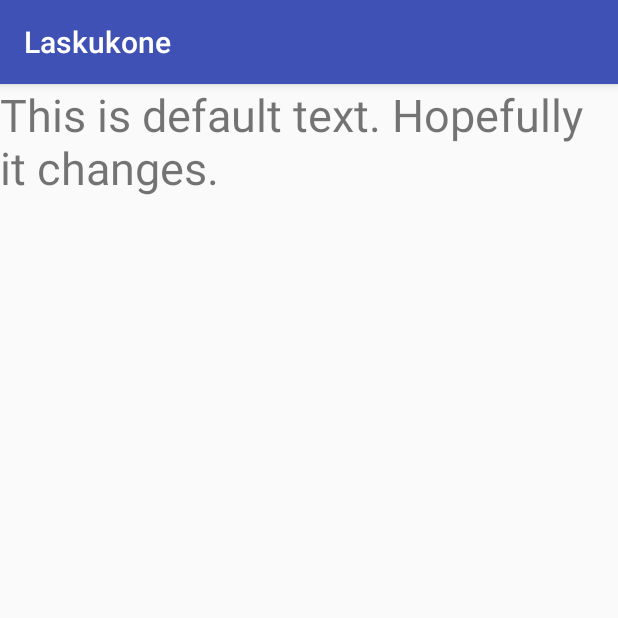
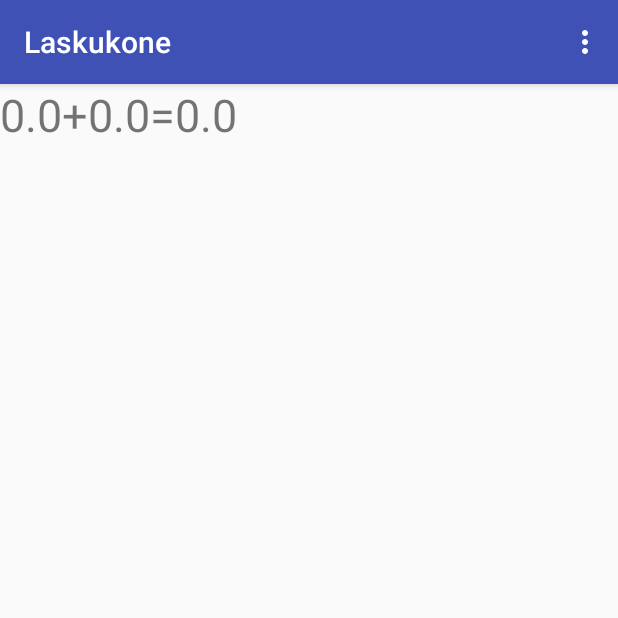
Before and after one commit to mpanu/tut-mobiili, an Android app: the screen it shows after launch (MathLogActivity), after a tap on "Näytä Logi", on a phone screen of 412 x 824 dp, the top half of it. Run offline under Robolectric (Android 15) with nearby library versions, the phone set to English and light mode, and no system bars.

Commit message:
scrollable log, overflow menu with clear-log item

```diff
--- a/Laskukone/app/build.gradle
+++ b/Laskukone/app/build.gradle
@@ -25,4 +25,5 @@ dependencies {
     testImplementation 'junit:junit:4.12'
     androidTestImplementation 'com.android.support.test:runner:1.0.1'
     androidTestImplementation 'com.android.support.test.espresso:espresso-core:3.0.1'
+    implementation 'com.android.support:design:26.1.0'
 }
--- /dev/null
+++ b/Laskukone/app/src/main/java/fi/tut/matti/laskukone/FileUtils.java
@@ -0,0 +1,69 @@
+package fi.tut.matti.laskukone;
+
+import android.content.Context;
+import android.util.Log;
+
+import java.io.BufferedReader;
+import java.io.FileInputStream;
+import java.io.FileOutputStream;
+import java.io.InputStreamReader;
+
+public class FileUtils {
+    private static final String TAG = FileUtils.class.getName();
+
+    public static void kirjoitaTiedostoon(Context context, String string) {
+        //https://developer.android.com/training/basics/data-storage/files.html#WriteInternalStorage
+        Log.d(TAG, "kirjoitus");
+        String filename = "myfile";
+        FileOutputStream outputStream;
+        try {
+            outputStream = context.openFileOutput(filename, Context.MODE_APPEND);
+            outputStream.write(string.getBytes());
+            outputStream.close();
+            Log.d(TAG, "kirjoitus onnistui");
+        } catch (Exception e) {
+            e.printStackTrace();
+            Log.d(TAG, "kirjoitus ei onnistunut");
+        }
+    }
+
+    public static String lueTiedostosta(Context context) {
+        //http://stackoverflow.com/questions/14768191/how-do-i-read-the-file-content-from-the-internal-storage-android-app
+        String filename = "myfile";
+        FileInputStream fis;
+        StringBuilder sb=new StringBuilder("moi");
+        try {
+            fis=context.openFileInput(filename);
+            InputStreamReader isr = new InputStreamReader(fis);
+            BufferedReader bufferedReader = new BufferedReader(isr);
+            sb = new StringBuilder();
+            String line;
+            while((line=bufferedReader.readLine())!=null)
+            {
+                sb.append(line+"\n");
+            }
+        } catch (Exception e) {
+            e.printStackTrace();
+            Log.d(TAG, "Luku ei onnistunut");
+        }
+        String string=sb.toString();
+        Log.d(TAG, string);
+        return string;
+    }
+
+    //
+    public static void clearLog(Context context) {
+        String filename = "myfile";
+        FileOutputStream outputStream;
+        try {
+            outputStream = context.openFileOutput(filename, Context.MODE_PRIVATE);
+            outputStream.write("".getBytes());
+            outputStream.close();
+            Log.d(TAG, "tyhjäys onnistui");
+        } catch (Exception e) {
+            e.printStackTrace();
+            Log.d(TAG, "tyhjäys ei onnistunut");
+        }
+    }
+
+}
--- a/Laskukone/app/src/main/java/fi/tut/matti/laskukone/MainActivity.java
+++ b/Laskukone/app/src/main/java/fi/tut/matti/laskukone/MainActivity.java
@@ -1,9 +1,12 @@
 package fi.tut.matti.laskukone;
 
 import android.content.Intent;
+import android.os.Bundle;
 import android.support.v7.app.AppCompatActivity;
-import android.os.Bundle;
 import android.util.Log;
+import android.view.Menu;
+import android.view.MenuInflater;
+import android.view.MenuItem;
 import android.view.View;
 import android.widget.Button;
 import android.widget.EditText;
@@ -13,11 +16,8 @@ import android.widget.TextView;
 import java.util.ArrayList;
 import java.util.List;
 
-/** code has a lot of indexes (magic numbers). I know this is bad practice
- * but just wanted to avoid tedious duplicate code and to learn parent/sibling handling.
- * should have probably used a grid for the calculators and have named columns etc.
- */
 public class MainActivity extends AppCompatActivity {
+    private static final String TAG = MainActivity.class.getName();
 
     @Override
     protected void onCreate(Bundle savedInstanceState) {
@@ -53,8 +53,24 @@ public class MainActivity extends AppCompatActivity {
                 startActivity(startChildActivityIntent);
             }
         });
+    }
 
+    // näytä menu
+    @Override
+    public boolean onCreateOptionsMenu(Menu menu) {
+        MenuInflater inflater = getMenuInflater();
+        inflater.inflate(R.menu.menu, menu);
+        return true;
+    }
 
+    //tyhjennä logi menusta
+    @Override
+    public boolean onOptionsItemSelected(MenuItem item) {
+        FileUtils.clearLog(MainActivity.this);
+        TextView tv = (TextView) findViewById(R.id.tv_display);
+        if(tv != null)
+            tv.setText("");
+        return true;
     }
 
     /** find views that should be set to 0 with the button */
@@ -85,7 +101,10 @@ public class MainActivity extends AppCompatActivity {
             public void onClick(View view) {
                 double eka = Double.parseDouble(ekaText.getText().toString());
                 double toka = Double.parseDouble(tokaText.getText().toString());
-                tulosText.setText(laske(eka,toka,operation)+"");
+                String tulos = laske(eka,toka,operation)+"";
+                tulosText.setText(tulos);
+                //kirjoita logi
+                FileUtils.kirjoitaTiedostoon(MainActivity.this, eka+operation+toka+"="+tulos+"\n");
             }
         });
     }
@@ -100,9 +119,8 @@ public class MainActivity extends AppCompatActivity {
             return eka*toka;
         }else if(operation.equals("/")){
             return eka/toka;
-        } else {
-            Log.e("tag", "serious error, unsupported operation");
-            return -1;
         }
+        Log.e(TAG, "unsupported math operation");
+        return Double.MIN_VALUE;
     }
 }
--- a/Laskukone/app/src/main/java/fi/tut/matti/laskukone/MathLogActivity.java
+++ b/Laskukone/app/src/main/java/fi/tut/matti/laskukone/MathLogActivity.java
@@ -17,9 +17,13 @@ package fi.tut.matti.laskukone;
 
 import android.os.Bundle;
 import android.support.v7.app.AppCompatActivity;
+import android.view.Menu;
+import android.view.MenuInflater;
+import android.view.MenuItem;
 import android.widget.TextView;
 
 public class MathLogActivity extends AppCompatActivity {
+    private static final String TAG = MathLogActivity.class.getName();
 
     /* Field to store our TextView */
     private TextView mDisplayText;
@@ -29,7 +33,24 @@ public class MathLogActivity extends AppCompatActivity {
         super.onCreate(savedInstanceState);
         setContentView(R.layout.activity_mathlog);
 
-        /* Typical usage of findViewById... */
         mDisplayText = (TextView) findViewById(R.id.tv_display);
+        mDisplayText.setText(FileUtils.lueTiedostosta(MathLogActivity.this));
+
+    }
+
+    // näytä menu
+    @Override
+    public boolean onCreateOptionsMenu(Menu menu) {
+        MenuInflater inflater = getMenuInflater();
+        inflater.inflate(R.menu.menu, menu);
+        return true;
+    }
+
+    //tyhjennä logi menusta
+    @Override
+    public boolean onOptionsItemSelected(MenuItem item) {
+        FileUtils.clearLog(MathLogActivity.this);
+        mDisplayText.setText("");
+        return true;
     }
 }
--- a/Laskukone/app/src/main/res/layout/activity_mathlog.xml
+++ b/Laskukone/app/src/main/res/layout/activity_mathlog.xml
@@ -2,16 +2,23 @@
 
 <FrameLayout
     xmlns:android="http://schemas.android.com/apk/res/android"
+    xmlns:app="http://schemas.android.com/apk/res-auto"
     xmlns:tools="http://schemas.android.com/tools"
     android:layout_width="match_parent"
     android:layout_height="match_parent"
     tools:context=".MathLogActivity">
 
-    <TextView
-        android:id="@+id/tv_display"
-        android:layout_width="wrap_content"
-        android:layout_height="wrap_content"
-        android:text="This is default text. Hopefully it changes."
-        android:textSize="30sp"/>
+    <ScrollView
+        android:layout_width="match_parent"
+        android:layout_height="match_parent">
+
+        <TextView
+            android:id="@+id/tv_display"
+            android:layout_width="match_parent"
+            android:layout_height="wrap_content"
+            android:text="This is default text. Hopefully it changes."
+            android:textSize="30sp" />
+
+    </ScrollView>
 
 </FrameLayout>
--- /dev/null
+++ b/Laskukone/app/src/main/res/menu/menu.xml
@@ -0,0 +1,11 @@
+<?xml version="1.0" encoding="utf-8"?>
+<menu xmlns:android="http://schemas.android.com/apk/res/android"
+    xmlns:app="http://schemas.android.com/apk/res-auto"
+    xmlns:tools="http://schemas.android.com/tools"
+    tools:context=".activity.MainActivity">
+
+    <item
+        android:id="@+id/delete_log"
+        android:title="Tyhjennä logi"
+        app:showAsAction="never"/>
+</menu>
```
